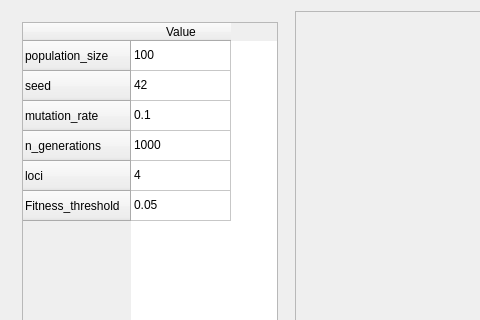
Before: the Qt Designer form jobo_qtmaindialog.ui in richelbilderbeek/pbdmms, drawn with Qt 5; both pictures show x 0 to 480 and y 0 to 320 of the 612 by 470 pixel window.
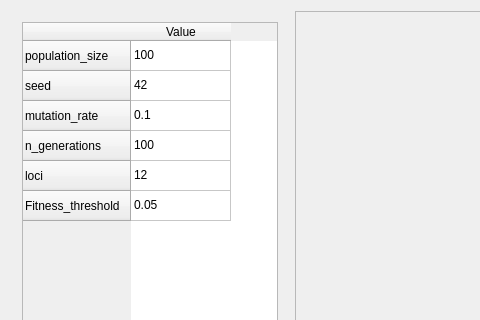
After: the same form once the commit is applied. Custom widgets are drawn as their Qt base class.

Commit message: lower gui start parameters

Patch:
```diff
--- a/jobo_qtmaindialog.ui
+++ b/jobo_qtmaindialog.ui
@@ -77,12 +77,12 @@
         </item>
         <item row="3" column="0">
          <property name="text">
-          <string>1000</string>
+          <string>100</string>
          </property>
         </item>
         <item row="4" column="0">
          <property name="text">
-          <string>4</string>
+          <string>12</string>
          </property>
         </item>
         <item row="5" column="0">
```
